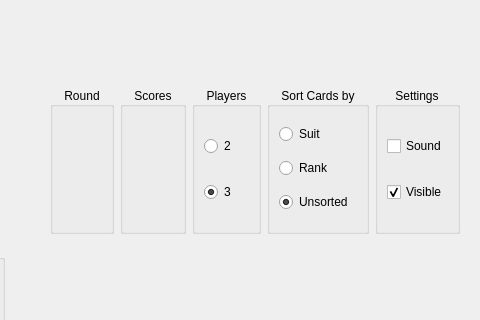
Old version of the form table.ui in the repository squawk7x/aQuteCardGame; both pictures show x 544 to 1024 and y 393 to 713 of the 1024 by 800 pixel window.
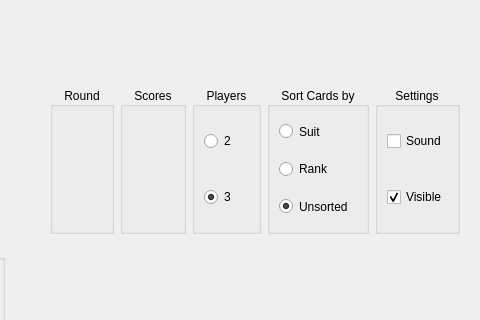
New version of the form.

Patch:
```diff
--- a/table.ui
+++ b/table.ui
@@ -10,6 +10,12 @@
     <height>800</height>
    </rect>
   </property>
+  <property name="sizePolicy">
+   <sizepolicy hsizetype="Minimum" vsizetype="Minimum">
+    <horstretch>0</horstretch>
+    <verstretch>0</verstretch>
+   </sizepolicy>
+  </property>
   <property name="windowTitle">
    <string>aQuteCardGame</string>
   </property>
@@ -415,6 +421,12 @@
         </item>
         <item>
          <widget class="QGroupBox" name="gbNumberOfPlayers">
+          <property name="sizePolicy">
+           <sizepolicy hsizetype="Preferred" vsizetype="Preferred">
+            <horstretch>0</horstretch>
+            <verstretch>0</verstretch>
+           </sizepolicy>
+          </property>
           <property name="title">
            <string>Players</string>
           </property>
@@ -424,6 +436,12 @@
           <layout class="QGridLayout" name="gridLayout_2">
            <item row="1" column="0">
             <widget class="QRadioButton" name="rbNumPlayers3">
+             <property name="sizePolicy">
+              <sizepolicy hsizetype="Preferred" vsizetype="Preferred">
+               <horstretch>0</horstretch>
+               <verstretch>0</verstretch>
+              </sizepolicy>
+             </property>
              <property name="text">
               <string>3</string>
              </property>
@@ -434,6 +452,12 @@
            </item>
            <item row="0" column="0">
             <widget class="QRadioButton" name="rbNumPlayers2">
+             <property name="sizePolicy">
+              <sizepolicy hsizetype="Preferred" vsizetype="Preferred">
+               <horstretch>0</horstretch>
+               <verstretch>0</verstretch>
+              </sizepolicy>
+             </property>
              <property name="text">
               <string>2</string>
              </property>
@@ -444,6 +468,12 @@
         </item>
         <item>
          <widget class="QGroupBox" name="gbSortCardsBy">
+          <property name="sizePolicy">
+           <sizepolicy hsizetype="Preferred" vsizetype="Preferred">
+            <horstretch>0</horstretch>
+            <verstretch>0</verstretch>
+           </sizepolicy>
+          </property>
           <property name="title">
            <string>Sort Cards by</string>
           </property>
@@ -453,6 +483,12 @@
           <layout class="QGridLayout" name="gridLayout_4">
            <item row="4" column="0">
             <widget class="QRadioButton" name="rbUnsorted">
+             <property name="sizePolicy">
+              <sizepolicy hsizetype="Preferred" vsizetype="Preferred">
+               <horstretch>0</horstretch>
+               <verstretch>0</verstretch>
+              </sizepolicy>
+             </property>
              <property name="text">
               <string>Unsorted</string>
              </property>
@@ -463,6 +499,12 @@
            </item>
            <item row="2" column="0">
             <widget class="QRadioButton" name="rbRank">
+             <property name="sizePolicy">
+              <sizepolicy hsizetype="Preferred" vsizetype="Preferred">
+               <horstretch>0</horstretch>
+               <verstretch>0</verstretch>
+              </sizepolicy>
+             </property>
              <property name="text">
               <string>Rank</string>
              </property>
@@ -470,6 +512,12 @@
            </item>
            <item row="1" column="0">
             <widget class="QRadioButton" name="rbSuit">
+             <property name="sizePolicy">
+              <sizepolicy hsizetype="Preferred" vsizetype="Preferred">
+               <horstretch>0</horstretch>
+               <verstretch>0</verstretch>
+              </sizepolicy>
+             </property>
              <property name="text">
               <string>Suit</string>
              </property>
@@ -483,6 +531,12 @@
         </item>
         <item>
          <widget class="QGroupBox" name="gbSound">
+          <property name="sizePolicy">
+           <sizepolicy hsizetype="Preferred" vsizetype="Preferred">
+            <horstretch>0</horstretch>
+            <verstretch>0</verstretch>
+           </sizepolicy>
+          </property>
           <property name="title">
            <string>Settings</string>
           </property>
@@ -492,6 +546,12 @@
           <layout class="QGridLayout" name="gridLayout_3">
            <item row="0" column="1">
             <widget class="QCheckBox" name="cbSound">
+             <property name="sizePolicy">
+              <sizepolicy hsizetype="Preferred" vsizetype="Preferred">
+               <horstretch>0</horstretch>
+               <verstretch>0</verstretch>
+              </sizepolicy>
+             </property>
              <property name="text">
               <string>Sound</string>
              </property>
@@ -502,6 +562,12 @@
            </item>
            <item row="1" column="1">
             <widget class="QCheckBox" name="cbVisible">
+             <property name="sizePolicy">
+              <sizepolicy hsizetype="Preferred" vsizetype="Preferred">
+               <horstretch>0</horstretch>
+               <verstretch>0</verstretch>
+              </sizepolicy>
+             </property>
              <property name="text">
               <string>Visible</string>
              </property>
```
Left out of the diff: 80 changed lines with no effect on the pictures.
